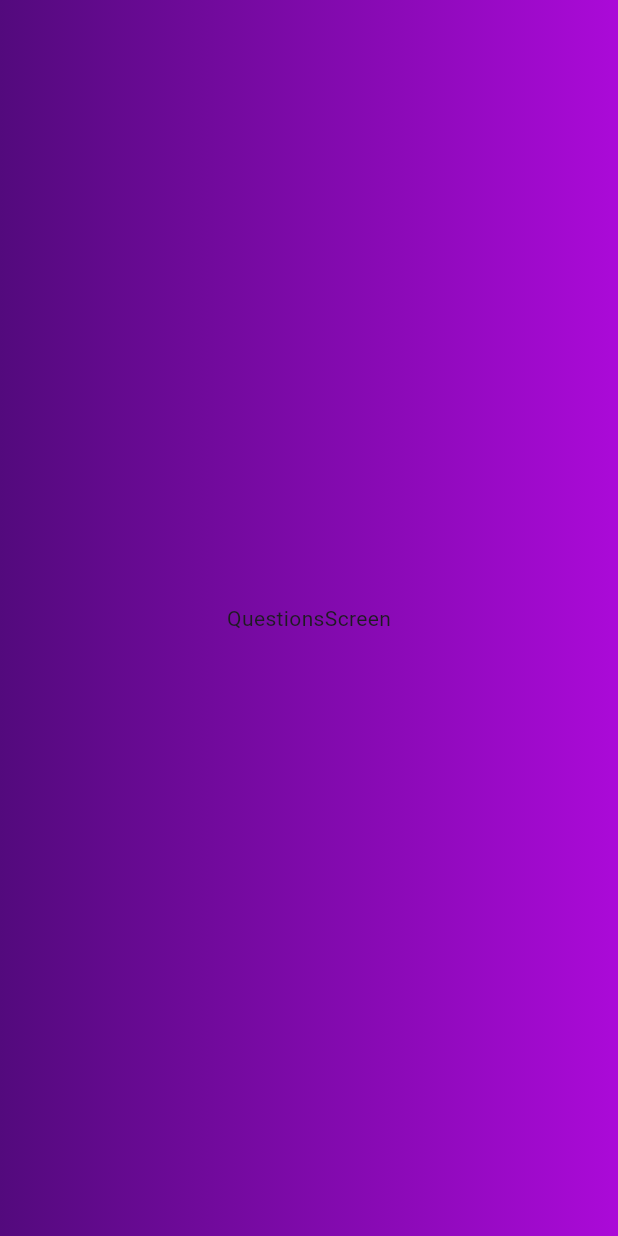
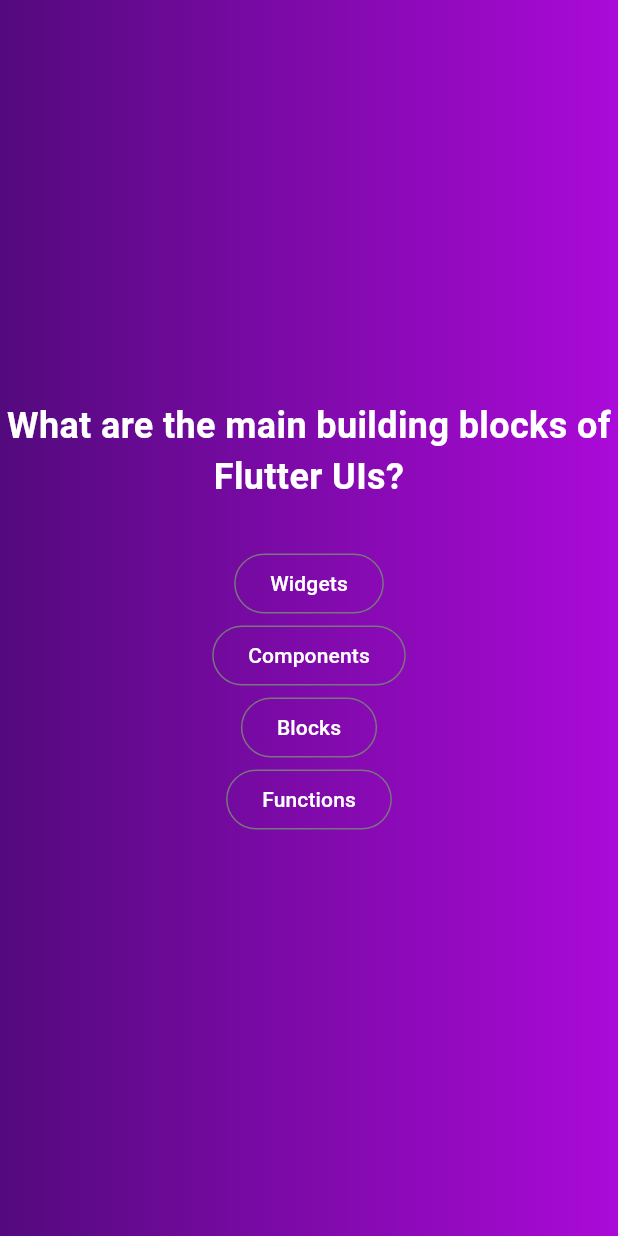
Before and after one commit to AmmarSultanDev/adv_basics, a Flutter app: the screen it shows after launch, after a tap on "Start Quiz", on a phone screen of 412 x 824 dp. Run offline on Flutter 3.47's test engine with Material 3 defaults, Android fonts, the phone set to English and light mode, and no system bars.

Commit message:
Working on questions

```diff
--- /dev/null
+++ b/lib/data/questions.dart
@@ -0,0 +1,55 @@
+import 'package:adv_basics/models/quiz_question.dart';
+
+const questions = [
+  QuizQuestion(
+    'What are the main building blocks of Flutter UIs?',
+    [
+      'Widgets',
+      'Components',
+      'Blocks',
+      'Functions',
+    ],
+  ),
+  QuizQuestion('How are Flutter UIs built?', [
+    'By combining widgets in code',
+    'By combining widgets in a visual editor',
+    'By defining widgets in config files',
+    'By using XCode for iOS and Android Studio for Android',
+  ]),
+  QuizQuestion(
+    'What\'s the purpose of a StatefulWidget?',
+    [
+      'Update UI as data changes',
+      'Update data as UI changes',
+      'Ignore data changes',
+      'Render UI that does not depend on data',
+    ],
+  ),
+  QuizQuestion(
+    'Which widget should you try to use more often: StatelessWidget or StatefulWidget?',
+    [
+      'StatelessWidget',
+      'StatefulWidget',
+      'Both are equally good',
+      'None of the above',
+    ],
+  ),
+  QuizQuestion(
+    'What happens if you change data in a StatelessWidget?',
+    [
+      'The UI is not updated',
+      'The UI is updated',
+      'The closest StatefulWidget is updated',
+      'Any nested StatefulWidgets are updated',
+    ],
+  ),
+  QuizQuestion(
+    'How should you update data inside of StatefulWidgets?',
+    [
+      'By calling setState()',
+      'By calling updateData()',
+      'By calling updateUI()',
+      'By calling updateState()',
+    ],
+  ),
+];
--- /dev/null
+++ b/lib/models/quiz_question.dart
@@ -0,0 +1,6 @@
+class QuizQuestion {
+  const QuizQuestion(this.text, this.answers);
+
+  final String text;
+  final List<String> answers;
+}
--- a/lib/questions_screen.dart
+++ b/lib/questions_screen.dart
@@ -1,3 +1,4 @@
+import 'package:adv_basics/data/questions.dart';
 import 'package:flutter/material.dart';
 
 class QuestionsScreen extends StatefulWidget {
@@ -10,6 +11,48 @@ class QuestionsScreen extends StatefulWidget {
 class _QuestionsScreenState extends State<QuestionsScreen> {
   @override
   Widget build(BuildContext context) {
-    return const Center(child: Text('QuestionsScreen'));
+    return Center(
+        child: Column(
+      mainAxisAlignment: MainAxisAlignment.center,
+      children: [
+        Text(
+          questions[0].text,
+          textAlign: TextAlign.center,
+          style: const TextStyle(
+              color: Colors.white, fontWeight: FontWeight.bold, fontSize: 24),
+        ),
+        const SizedBox(
+          height: 30,
+        ),
+        OutlinedButton(
+          onPressed: () {},
+          child: Text(
+            questions[0].answers[0],
+            style: const TextStyle(color: Colors.white),
+          ),
+        ),
+        OutlinedButton(
+          onPressed: () {},
+          child: Text(
+            questions[0].answers[1],
+            style: const TextStyle(color: Colors.white),
+          ),
+        ),
+        OutlinedButton(
+          onPressed: () {},
+          child: Text(
+            questions[0].answers[2],
+            style: const TextStyle(color: Colors.white),
+          ),
+        ),
+        OutlinedButton(
+          onPressed: () {},
+          child: Text(
+            questions[0].answers[3],
+            style: const TextStyle(color: Colors.white),
+          ),
+        ),
+      ],
+    ));
   }
 }
```
